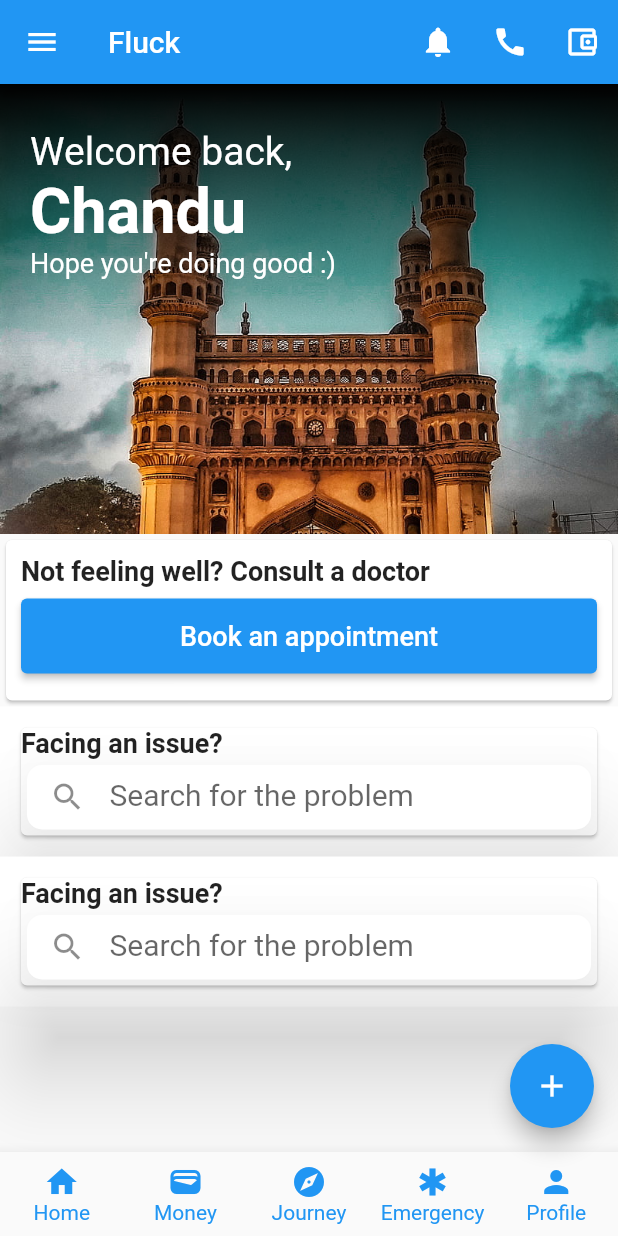
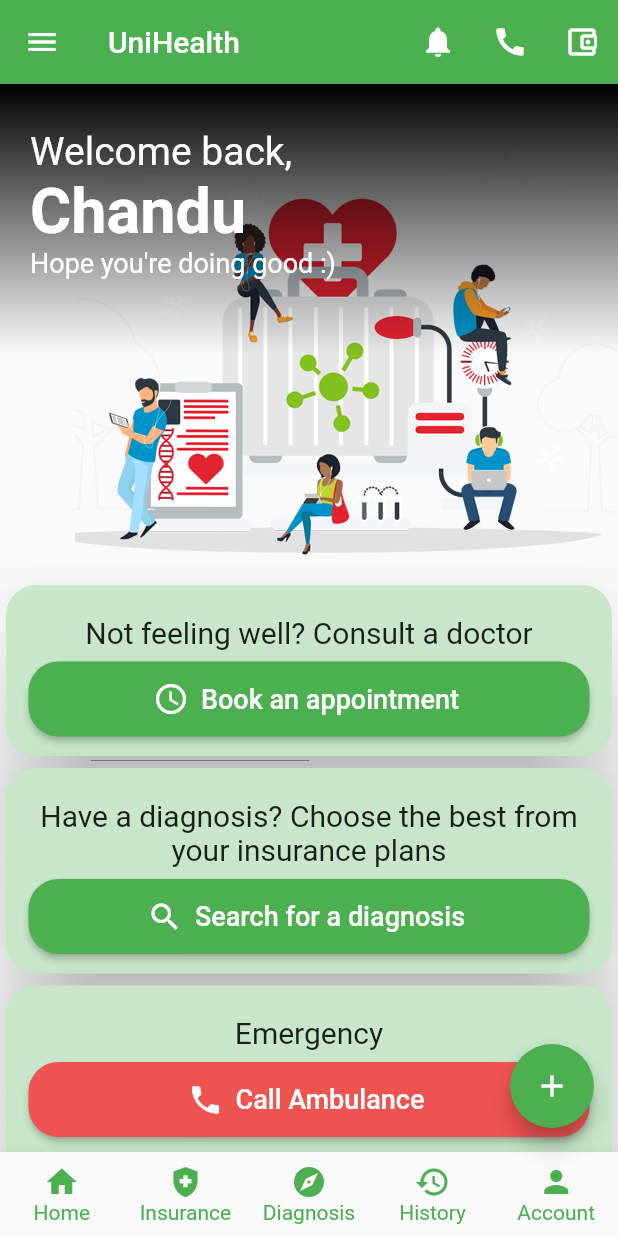
Before and after one commit to chanduollala/vce_hackathon_front, a Flutter app: the MyHomePage screen opened directly, on a phone screen of 412 x 824 dp. Run offline on Flutter 3.47's test engine with Material 2 defaults, Android fonts, the phone set to English and light mode, and no system bars; our stand-ins replace firebase_auth, firebase_core, google_fonts, google_sign_in, shared_preferences; accounts and stored records are empty; network calls fail.

```diff
--- a/lib/bottomnavbar.dart
+++ b/lib/bottomnavbar.dart
@@ -73,20 +73,20 @@ class _BottomBarState extends State<BottomBar> {
       items: const <BottomNavigationBarItem>[
         BottomNavigationBarItem(icon: Icon(Icons.home), label: 'Home'),
         BottomNavigationBarItem(
-          icon: Icon(Icons.wallet_outlined),
-          label: 'Money',
+          icon: Icon(Icons.health_and_safety),
+          label: 'Insurance',
         ),
         BottomNavigationBarItem(
           icon: Icon(Icons.explore),
-          label: 'Journey',
+          label: 'Diagnosis',
         ),
         BottomNavigationBarItem(
-          icon: Icon(Icons.emergency),
-          label: 'Emergency',
+          icon: Icon(Icons.history),
+          label: 'History',
         ),
         BottomNavigationBarItem(
           icon: Icon(Icons.person),
-          label: 'Profile',
+          label: 'Account',
         ),
       ],
       currentIndex: widget.selected,
--- a/lib/main.dart
+++ b/lib/main.dart
@@ -23,7 +23,7 @@ class MyApp extends StatelessWidget {
         // or simply save your changes to "hot reload" in a Flutter IDE).
         // Notice that the counter didn't reset back to zero; the application
         // is not restarted.
-        primarySwatch: Colors.blue,
+        primarySwatch: Colors.green,
       ),
       home: const LoginPage(title: 'Flutter Demo Home Page'),
     );
--- a/lib/screens/homepage.dart
+++ b/lib/screens/homepage.dart
@@ -1,5 +1,6 @@
 import 'package:flutter/cupertino.dart';
 import 'package:flutter/material.dart';
+import 'package:vce_hackathon_front/screens/appointment.dart';
 
 import '../bottomnavbar.dart';
 
@@ -37,6 +38,14 @@ class _MyHomePageState extends State<MyHomePage> {
 
   @override
   Widget build(BuildContext context) {
+
+    goToAppointments() {
+      Navigator.pop(context);
+      Navigator.push(
+        context,
+        MaterialPageRoute(builder: (context) => const AppointmentsPage(title: "hii")),
+      );
+    }
     // This method is rerun every time setState is called, for instance as done
     // by the _incrementCounter method above.
     //
@@ -46,7 +55,7 @@ class _MyHomePageState extends State<MyHomePage> {
     return Scaffold(
         appBar: AppBar(
             //leading: Icon(Icons.menu),
-            title: Text('Fluck'),
+            title: Text('UniHealth'),
             actions: [
               IconButton(onPressed: () {}, icon: Icon(Icons.notifications)),
               IconButton(onPressed: () {}, icon: Icon(Icons.call)),
@@ -285,7 +294,8 @@ class _MyHomePageState extends State<MyHomePage> {
             ],
           ),
         ),
-        body: Center(
+        body: SingleChildScrollView(
+          child: Center(
             // Center is a layout widget. It takes a single child and positions it
             // in the middle of the parent.
             child: Column(
@@ -336,9 +346,10 @@ class _MyHomePageState extends State<MyHomePage> {
                 Stack(children: [
                   Container(
                     height: 300,
+                    margin: EdgeInsets.only(top: 30 , left: 50),
                     decoration: BoxDecoration(
                       image: DecorationImage(
-                      image: AssetImage("images/charminar.jpg"),
+                        image: AssetImage("images/healthcare.webp"),
                         fit: BoxFit.cover,
                       ),
                     ),
@@ -403,28 +414,39 @@ class _MyHomePageState extends State<MyHomePage> {
                    */
                 ]),
                 Card(
+                  elevation: 30,
+                  shape: RoundedRectangleBorder(
+                      borderRadius: BorderRadius.circular(20)
+                  ),
+                  color: Colors.green[100],
                   child: Container(
-                    padding: EdgeInsets.all(10),
+                    padding: EdgeInsets.only(top:20, left: 15, right: 15, bottom: 05),
                     child: Column(
-                      crossAxisAlignment: CrossAxisAlignment.start,
+                      crossAxisAlignment: CrossAxisAlignment.center,
                       children: [
                         Text("Not feeling well? Consult a doctor",
                             style: TextStyle(
-                              fontSize: 18,
-                              fontWeight: FontWeight.bold,
+                              fontSize: 20,
+                              fontWeight: FontWeight.normal,
                             )),Padding(
                           padding: const EdgeInsets.symmetric(vertical: 8.0),
                           child: Row(
                             children: [
                               Expanded(
-                                        child: ElevatedButton(
-                                          child: Text("Book an appointment",
+                                child: ElevatedButton.icon(
+                                  icon: Icon(Icons.schedule),
+                                  label: Text("Book an appointment",
                                     style: TextStyle(
                                         fontSize: 18
                                     ),),
-                                          onPressed: (){},
+                                  onPressed: (){
+                                    goToAppointments();
+                                  },
                                   style: ElevatedButton.styleFrom(
-                                            fixedSize: Size.fromHeight(50)
+                                      fixedSize: Size.fromHeight(50),
+                                      shape: RoundedRectangleBorder(
+                                          borderRadius: BorderRadius.circular(20)
+                                      )
                                   ),
                                 ),
                               ),
@@ -435,93 +457,121 @@ class _MyHomePageState extends State<MyHomePage> {
                     ),
                   ),
                 ),
-              Container(
-                height: 100,
-                width: MediaQuery.of(context).size.width,
-                padding: EdgeInsets.all(10),
-                decoration: BoxDecoration(
-                  color: Colors.white,
+                Card(
+                  elevation: 30,
+                  shape: RoundedRectangleBorder(
+                      borderRadius: BorderRadius.circular(20)
                   ),
-                child: Card(
+                  color: Colors.green[100],
                   child: Container(
-                    height: 100,
+                    padding: EdgeInsets.only(top:20, left: 15, right: 15, bottom: 05),
                     child: Column(
-                      crossAxisAlignment: CrossAxisAlignment.start,
+                      crossAxisAlignment: CrossAxisAlignment.center,
                       children: [
-                        Text("Facing an issue?",
+                        Text("Have a diagnosis? Choose the best from your insurance plans",
+                            textAlign: TextAlign.center,
                             style: TextStyle(
-                              fontSize: 18,
-                              fontWeight: FontWeight.bold,
-                            )),
+
+                              fontSize: 20,
+                              fontWeight: FontWeight.normal,
+                            )),Padding(
+                          padding: const EdgeInsets.symmetric(vertical: 8.0),
+                          child: Row(
+                            children: [
                               Expanded(
-                          child: Card(
+                                child: ElevatedButton.icon(
+                                  icon: Icon(Icons.search),
+                                  label: Text("Search for a diagnosis",
+                                    style: TextStyle(
+                                        fontSize: 18
+                                    ),),
+                                  onPressed: (){},
+                                  style: ElevatedButton.styleFrom(
+                                      fixedSize: Size.fromHeight(50),
                                       shape: RoundedRectangleBorder(
-                                borderRadius: BorderRadius.circular(10)),
-                            color: Colors.white,
-                            elevation: 30,
-                            child: Container(
-                              padding: EdgeInsets.only(left: 15),
-                              height: 50,
-                              child: const TextField(
-                                obscureText: true,
-                                style: TextStyle(fontSize: 20),
-                                decoration: InputDecoration(
-                                    icon: Icon(Icons.search),
-                                    hintText: 'Search for the problem',
-                                    border: InputBorder.none),
-                              ),
+                                          borderRadius: BorderRadius.circular(20)
+                                      )
                                   ),
                                 ),
                               ),
                             ],
                           ),
                         ),
+                      ],
                     ),
                   ),
-              Container(
-                height: 100,
-                width: MediaQuery.of(context).size.width,
-                padding: EdgeInsets.all(10),
-                decoration: BoxDecoration(
-                  color: Colors.white,
+
                 ),
-                child: Card(
+                Card(
+                  elevation: 30,
+                  shape: RoundedRectangleBorder(
+                      borderRadius: BorderRadius.circular(20)
+                  ),
+                  color: Colors.green[100],
                   child: Container(
-                    height: 100,
+                    padding: EdgeInsets.only(top:20, left: 15, right: 15, bottom: 05),
                     child: Column(
-                      crossAxisAlignment: CrossAxisAlignment.start,
+                      crossAxisAlignment: CrossAxisAlignment.center,
                       children: [
-                        Text("Facing an issue?",
+                        Text("Emergency",
                             style: TextStyle(
-                              fontSize: 18,
-                              fontWeight: FontWeight.bold,
-                            )),
+                              fontSize: 20,
+                              fontWeight: FontWeight.normal,
+                            )),Padding(
+                          padding: const EdgeInsets.symmetric(vertical: 8.0),
+                          child: Row(
+                            children: [
                               Expanded(
-                          child: Card(
+                                child: ElevatedButton.icon(
+                                  icon: Icon(Icons.phone),
+                                  label: Text("Call Ambulance",
+                                    style: TextStyle(
+                                        fontSize: 18
+                                    ),),
+                                  onPressed: (){},
+                                  style: ElevatedButton.styleFrom(
+                                      backgroundColor: Colors.red[400 ],
+
+                                      fixedSize: Size.fromHeight(50),
                                       shape: RoundedRectangleBorder(
-                                borderRadius: BorderRadius.circular(10)),
-                            color: Colors.white,
-                            elevation: 30,
-                            child: Container(
-                              padding: EdgeInsets.only(left: 15),
-                              height: 50,
-                              child: const TextField(
-                                obscureText: true,
-                                style: TextStyle(fontSize: 20),
-                                decoration: InputDecoration(
-                                    icon: Icon(Icons.search),
-                                    hintText: 'Search for the problem',
-                                    border: InputBorder.none),
-                              ),
+                                          borderRadius: BorderRadius.circular(20)
+                                      )
                                   ),
                                 ),
                               ),
                             ],
                           ),
                         ),
+                        Padding(
+                          padding: const EdgeInsets.symmetric(vertical: 8.0),
+                          child: Row(
+                            children: [
+                              Expanded(
+                                child: ElevatedButton.icon(
+                                  icon: Icon(Icons.location_pin),
+                                  label: Text("View nearby hospitals",
+                                    style: TextStyle(
+                                        fontSize: 18
+                                    ),),
+                                  onPressed: (){},
+                                  style: ElevatedButton.styleFrom(
+                                    backgroundColor: Colors.red[400],
+                                      fixedSize: Size.fromHeight(50),
+                                      shape: RoundedRectangleBorder(
+                                          borderRadius: BorderRadius.circular(20)
+                                      )
+                                  ),
                                 ),
                               ),
                             ],
+                          ),
+                        ),
+                      ],
+                    ),
+                  ),
+                ),
+              ],
+            ),
           ),
         ),
         floatingActionButton: FloatingActionButton(
--- a/lib/screens/login.dart
+++ b/lib/screens/login.dart
@@ -76,7 +76,7 @@ class _LoginPageState extends State<LoginPage> {
           mainAxisAlignment: MainAxisAlignment.start,
           children: [
             Image(
-              height: 120,
+              height: 150,
               image: AssetImage('images/fluck-logo.png'),
             ),
             Padding(padding: EdgeInsets.symmetric(vertical: 10)),
--- a/pubspec.yaml
+++ b/pubspec.yaml
@@ -37,6 +37,7 @@ dependencies:
   google_sign_in:
   googleapis:
   google_fonts:
+  http:
 
 
   # The following adds the Cupertino Icons font to your application.
```
Also changed, not shown: lib/models/models.dart (added, +66 -0 lines), lib/screens/appointment.dart (added, +366 -0 lines), images/fluck-logo.png, images/healthcare.webp (added), pubspec.lock, 1 other file. Lines whose indentation alone changed are shown as unchanged.
